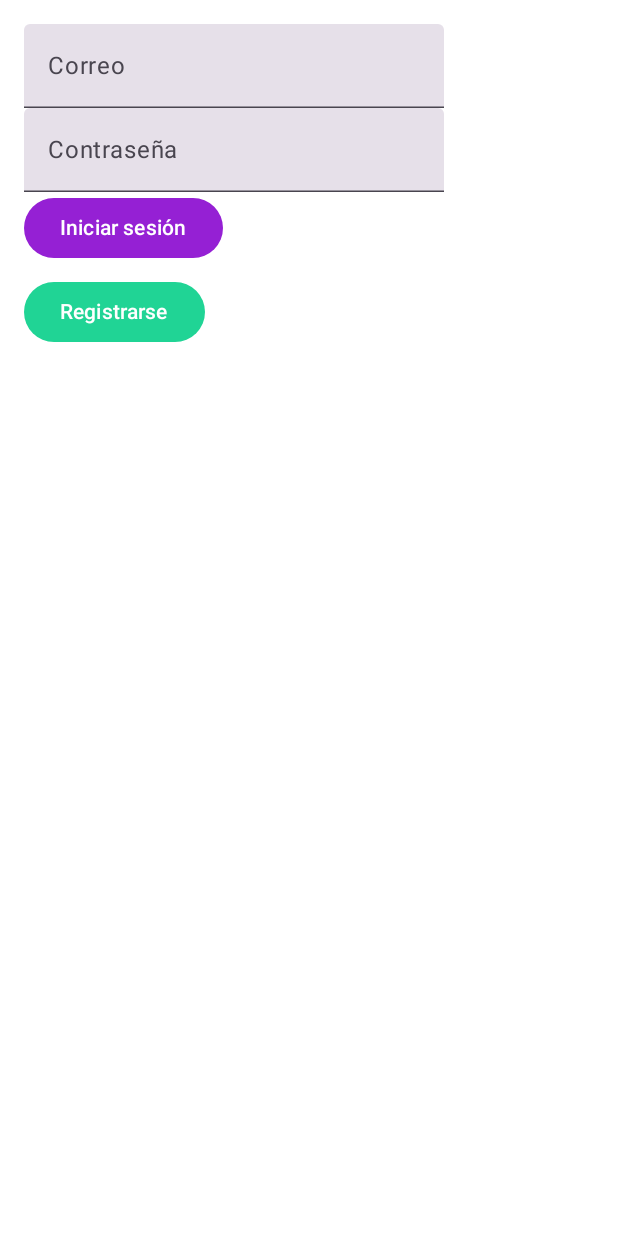
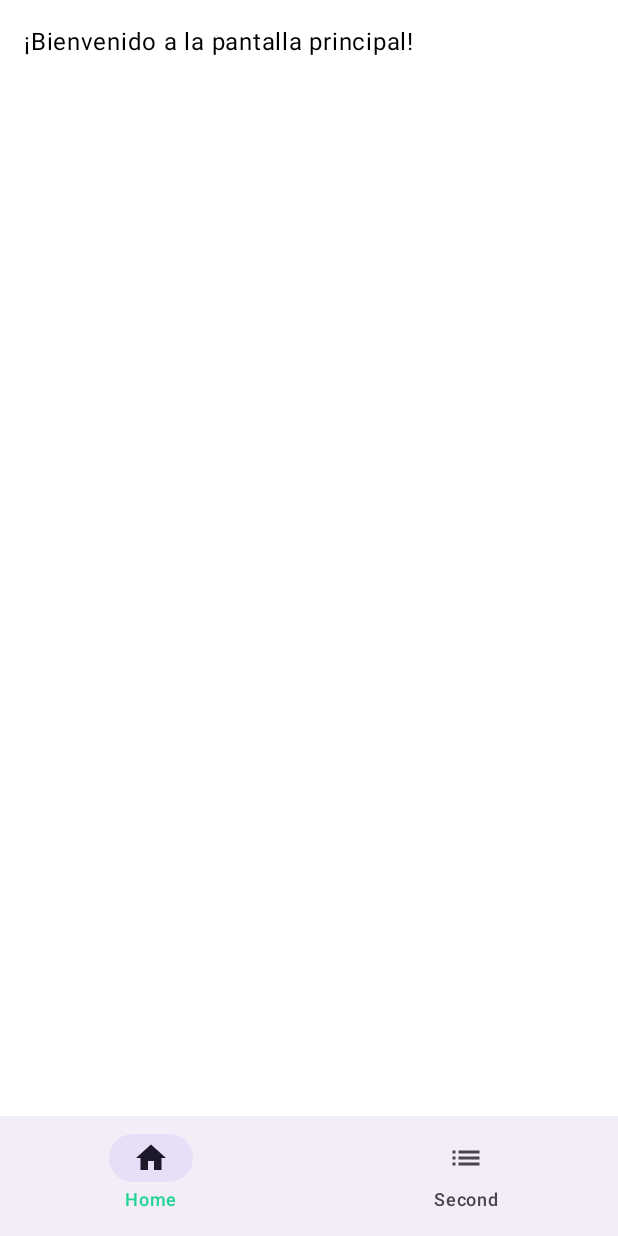
Before and after one commit to CristianDAvella/siddhartha, an Android app built with Jetpack Compose: the composable LoginScreen shown on its own in the app's theme, after a tap on "Iniciar sesión", on a phone screen of 412 x 824 dp. Run offline under Robolectric (Android 15) with nearby library versions, the phone set to English and light mode, and no system bars.

Commit message:
activitys y menu

```diff
--- a/app/src/main/AndroidManifest.xml
+++ b/app/src/main/AndroidManifest.xml
@@ -23,6 +23,8 @@
                 <category android:name="android.intent.category.LAUNCHER" />
             </intent-filter>
         </activity>
+        <activity android:name=".view.PrincipalActivity" />
+        <activity android:name=".view.Activity_tecnicas" />
     </application>
 
 </manifest>
--- a/app/src/main/java/com/example/siddhartha/view/BottomNavigationBar.kt
+++ b/app/src/main/java/com/example/siddhartha/view/BottomNavigationBar.kt
@@ -1,4 +1,51 @@
 package com.example.siddhartha.view
 
-class BottomNavigationBar {
+import android.content.Context
+import android.content.Intent
+import androidx.compose.material.icons.Icons
+import androidx.compose.material.icons.filled.Home
+import androidx.compose.material.icons.filled.List
+
+import androidx.compose.material3.*
+import androidx.compose.runtime.Composable
+
+
+
+
+
+
+@Composable
+fun BottomNavigationBar(currentActivity: String, context: Context) {
+    NavigationBar {
+        NavigationBarItem(
+            icon = { Icon(Icons.Default.Home, contentDescription = "Home") },
+            label = { Text("Home") },
+            selected = currentActivity == "MainActivity",
+            onClick = {
+                if (currentActivity != "MainActivity") {
+                    context.startActivity(Intent(context, PrincipalActivity::class.java))
+                }
+            }
+        )
+        NavigationBarItem(
+            icon = { Icon(Icons.Default.List, contentDescription = "Second") },
+            label = { Text("Second") },
+            selected = currentActivity == "SecondActivity",
+            onClick = {
+                if (currentActivity != "SecondActivity") {
+                    context.startActivity(Intent(context, Activity_tecnicas::class.java))
+                }
+            }
+        )
+       /* NavigationBarItem(
+            icon = { Icon(Icons.Default.Settings, contentDescription = "Third") },
+            label = { Text("Third") },
+            selected = currentActivity == "ThirdActivity",
+            onClick = {
+                if (currentActivity != "ThirdActivity") {
+                    context.startActivity(Intent(context, ThirdActivity::class.java))
+                }
+            }
+        )*/
+    }
 }
--- a/app/src/main/java/com/example/siddhartha/view/LoginScreen.kt
+++ b/app/src/main/java/com/example/siddhartha/view/LoginScreen.kt
@@ -9,19 +9,27 @@ import androidx.compose.ui.text.input.PasswordVisualTransformation
 import androidx.compose.ui.unit.dp
 import com.example.siddhartha.viewmodel.AuthViewModel
 import com.example.siddhartha.R
+import android.content.Intent
+import androidx.compose.ui.platform.LocalContext
+
 
 @Composable
 fun LoginScreen(viewModel: AuthViewModel) {
     var email by remember { mutableStateOf("") }
     var password by remember { mutableStateOf("") }
-
+    val context = LocalContext.current
     Scaffold { innerPadding ->
         Column(modifier = Modifier
             .padding(innerPadding)
             .padding(16.dp)) {
             TextField(value = email, onValueChange = { email = it }, label = { Text(stringResource(R.string.email)) })
             TextField(value = password, onValueChange = { password = it }, label = { Text(stringResource(R.string.password)) }, visualTransformation = PasswordVisualTransformation())
-            Button(onClick = { viewModel.login(email, password) }, colors = ButtonDefaults.buttonColors(containerColor =  MaterialTheme.colorScheme.primary)) {
+            Button(onClick = { viewModel.login(email, password)
+                val intent = Intent(context, PrincipalActivity::class.java)
+                context.startActivity(intent)
+                             }, colors = ButtonDefaults.buttonColors(containerColor =  MaterialTheme.colorScheme.primary)) {
+
+
                 Text(text = stringResource(R.string.login))
             }
             Spacer(modifier = Modifier.height(8.dp))
--- a/app/src/main/java/com/example/siddhartha/view/PrincipalActivity.kt
+++ b/app/src/main/java/com/example/siddhartha/view/PrincipalActivity.kt
@@ -1,4 +1,39 @@
 package com.example.siddhartha.view
 
-class PrincipalScreen {
+import android.os.Bundle
+import androidx.activity.ComponentActivity
+import androidx.activity.compose.setContent
+import androidx.compose.foundation.layout.*
+import androidx.compose.material3.*
+import androidx.compose.ui.Modifier
+import com.example.siddhartha.ui.theme.SiddharthaTheme
+import androidx.compose.ui.unit.dp
+
+
+class PrincipalActivity : ComponentActivity() {
+    override fun onCreate(savedInstanceState: Bundle?) {
+        super.onCreate(savedInstanceState)
+        setContent {
+            SiddharthaTheme {
+                Scaffold(
+                    bottomBar = {
+                        BottomNavigationBar("MainActivity", this)
+                    }
+                ) { innerPadding ->
+                    Surface(
+                        modifier = Modifier
+                            .fillMaxSize()
+                            .padding(innerPadding),
+                        color = MaterialTheme.colorScheme.background
+                    ) {
+                        Text(
+                            text = "¡Bienvenido a la pantalla principal!",
+                            modifier = Modifier.padding(16.dp)
+                        )
+                        // Aquí podrías cargar el contenido principal
+                    }
+                }
+            }
+        }
+    }
 }
```
Also changed, not shown: app/src/main/java/com/example/siddhartha/view/Activity_tecnicas.kt (+68 -84 lines), app/src/main/res/drawable/meditacion.jpg (added).
